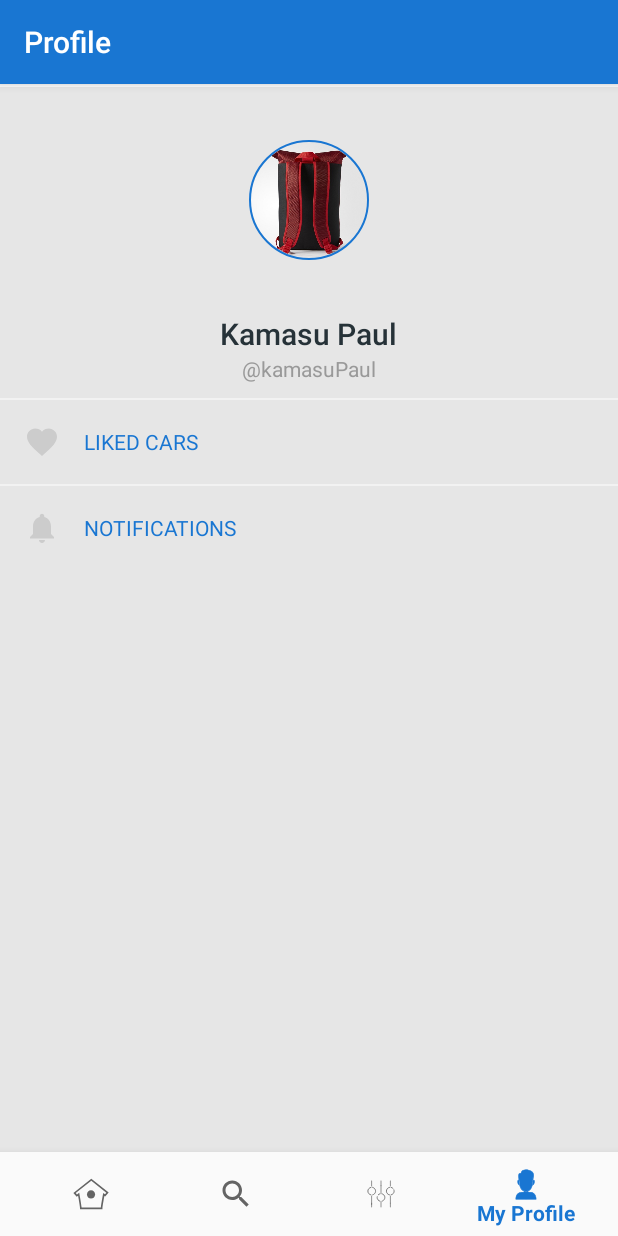
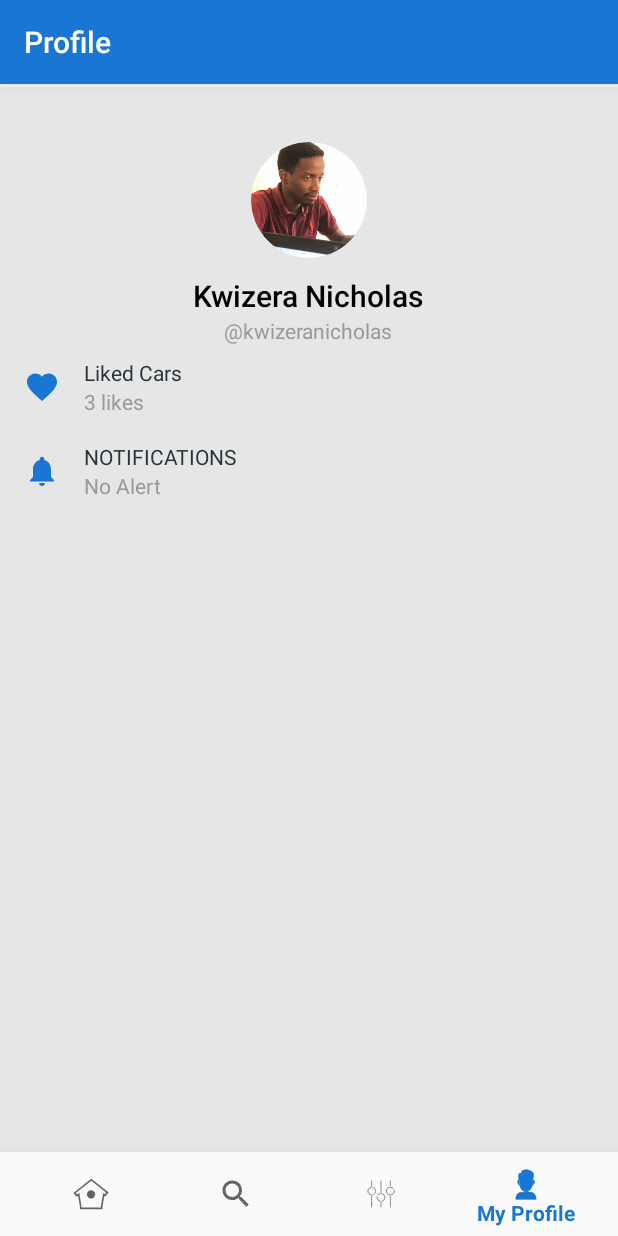
Before and after one commit to kwizeraarnold/MobiMotors, an Android app: the ProfileFragment screen opened through its navigation route, on a phone screen of 412 x 824 dp. Run offline under Robolectric (Android 15) with nearby library versions, the phone set to English and light mode, and no system bars; our stand-ins replace navigation-ui; plain views replace CircularImageView; pictures from the network do not load.

Commit message:
Changed the profile look

```diff
--- a/app/src/main/res/drawable/ic_favorites.xml
+++ b/app/src/main/res/drawable/ic_favorites.xml
@@ -2,7 +2,8 @@
         android:width="24dp"
         android:height="24dp"
         android:viewportWidth="24.0"
-        android:viewportHeight="24.0">
+        android:viewportHeight="24.0"
+        android:tint="@color/colorPrimary">
     <path
         android:fillColor="#FFFFFFFF"
         android:pathData="M12,21.35l-1.45,-1.32C5.4,15.36 2,12.28 2,8.5 2,5.42 4.42,3 7.5,3c1.74,0 3.41,0.81 4.5,2.09C13.09,3.81 14.76,3 16.5,3 19.58,3 22,5.42 22,8.5c0,3.78 -3.4,6.86 -8.55,11.54L12,21.35z"/>
--- a/app/src/main/res/drawable/ic_notifications_black_24dp.xml
+++ b/app/src/main/res/drawable/ic_notifications_black_24dp.xml
@@ -2,8 +2,9 @@
     android:width="24dp"
     android:height="24dp"
     android:viewportWidth="24.0"
-    android:viewportHeight="24.0">
+    android:viewportHeight="24.0"
+    android:tint="@color/colorPrimary">
     <path
-        android:fillColor="#FF000000"
+        android:fillColor="#FFFFFFFF"
         android:pathData="M12,22c1.1,0 2,-0.9 2,-2h-4c0,1.1 0.89,2 2,2zM18,16v-5c0,-3.07 -1.64,-5.64 -4.5,-6.32L13.5,4c0,-0.83 -0.67,-1.5 -1.5,-1.5s-1.5,0.67 -1.5,1.5v0.68C7.63,5.36 6,7.92 6,11v5l-2,2v1h16v-1l-2,-2z" />
 </vector>
--- a/app/src/main/res/layout/profile_fragment.xml
+++ b/app/src/main/res/layout/profile_fragment.xml
@@ -13,15 +13,7 @@
         android:layout_gravity="center"
         android:orientation="horizontal">
 
-        <TextView
-            android:id="@+id/textView4"
-            android:layout_width="312dp"
-            android:layout_height="wrap_content"
-            android:layout_gravity="center"
-            android:layout_weight="1"
-            android:text="HELLO WORLD"
-            android:textSize="45sp" />
-            <LinearLayout
+        <LinearLayout
                 android:layout_width="match_parent"
                 android:layout_height="wrap_content"
                 android:gravity="center_horizontal"
@@ -31,35 +23,28 @@
                     android:layout_width="80dp"
                     android:layout_height="80dp"
                     android:layout_marginTop="@dimen/spacing_large"
-                    android:src="@drawable/image_shop_11"
+                    android:src="@drawable/niko"
                     app:civ_border="true"
                     app:civ_shadow="true"
                     app:civ_shadow_radius="0"
-                    app:civ_border_color="@color/colorPrimary"
+                    app:civ_border_color="@color/grey_10"
                     app:civ_border_width="1dp" />
 
                 <TextView
                     android:layout_width="wrap_content"
                     android:layout_height="wrap_content"
-                    android:layout_marginTop="@dimen/spacing_large"
-                    android:text="Kamasu Paul"
+                    android:layout_marginTop="10dp"
+                    android:text="Kwizera Nicholas"
                     android:textAppearance="@style/Base.TextAppearance.AppCompat.Title"
-                    android:textColor="@color/grey_90" />
+                    android:textColor="@android:color/black" />
 
                 <TextView
                     android:layout_width="wrap_content"
                     android:layout_height="wrap_content"
-                    android:text="\u0040kamasuPaul"
+                    android:text="\u0040kwizeranicholas"
                     android:textAppearance="@style/TextAppearance.AppCompat.Body1"
                     android:textColor="@color/grey_40" />
 
-
-
-                <View
-                    android:layout_width="match_parent"
-                    android:layout_height="1dp"
-                    android:layout_marginTop="@dimen/spacing_middle"
-                    android:background="@color/grey_5" />
                 <LinearLayout
                     android:layout_width="match_parent"
                     android:layout_height="wrap_content"
@@ -72,22 +57,29 @@
                         android:layout_width="?attr/actionBarSize"
                         android:layout_height="?attr/actionBarSize"
                         android:background="@android:color/transparent"
-                        android:tint="@color/grey_20"
                         app:srcCompat="@drawable/ic_favorites" />
-
+                    <LinearLayout
+                        android:layout_width="wrap_content"
+                        android:layout_height="wrap_content"
+                        android:orientation="vertical">
                     <TextView
                         android:layout_width="wrap_content"
                         android:layout_height="wrap_content"
-                        android:text="LIKED CARS"
+                        android:text="Liked Cars"
                         android:textAppearance="@style/Base.TextAppearance.AppCompat.Body1"
-                        android:textColor="@color/colorPrimary" />
+                        android:textAllCaps="false"
+                        android:textColor="@color/grey_90"/>
+                    <TextView
+                        android:layout_width="wrap_content"
+                        android:layout_height="wrap_content"
+                        android:text="3 likes"
+                        android:textColor="@color/grey_40"
+                        android:textAppearance="@style/Base.TextAppearance.AppCompat.Body1"/>
+                    </LinearLayout>
 
                 </LinearLayout>
 
-                    <View
-                        android:layout_width="match_parent"
-                        android:layout_height="1dp"
-                        android:background="@color/grey_5" />
+
 
                     <LinearLayout
                         android:layout_width="match_parent"
@@ -102,15 +94,25 @@
                             android:layout_width="?attr/actionBarSize"
                             android:layout_height="?attr/actionBarSize"
                             android:background="@android:color/transparent"
-                            android:tint="@color/grey_20"
                             app:srcCompat="@drawable/ic_notifications_black_24dp" />
-
+                        <LinearLayout
+                            android:layout_width="wrap_content"
+                            android:layout_height="wrap_content"
+                            android:orientation="vertical">
                         <TextView
                             android:layout_width="wrap_content"
                             android:layout_height="wrap_content"
                             android:text="NOTIFICATIONS"
-                            android:textAppearance="@style/Base.TextAppearance.AppCompat.Body1"
-                            android:textColor="@color/colorPrimary" />
+                            android:textColor="@color/grey_90"
+                            android:textAppearance="@style/Base.TextAppearance.AppCompat.Body1" />
+                        <TextView
+                            android:layout_width="wrap_content"
+                            android:layout_height="wrap_content"
+                            android:text="No Alert"
+                            android:textColor="@color/grey_40"
+                            android:textAppearance="@style/Base.TextAppearance.AppCompat.Body1"/>
+                        </LinearLayout>
+
 
                     </LinearLayout>
 
```
Also changed, not shown: app/src/main/res/drawable/niko.jpeg (added).
